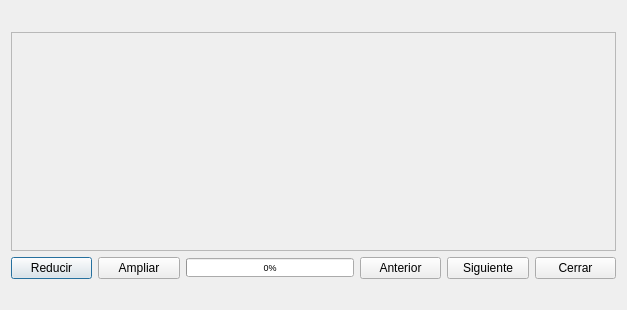
moisesPastor/GPWS, file ventanaSecundaria.ui: the form before one commit.
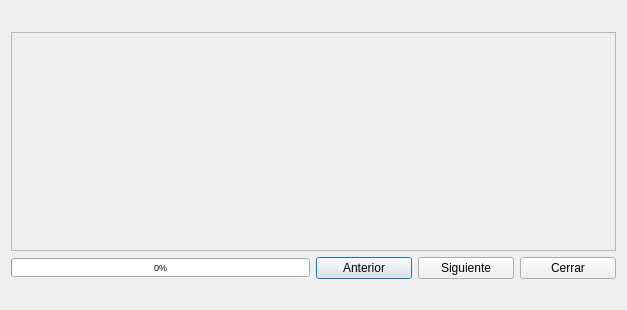
The form after the commit.

Commit message: mi primer commit

Diff of the .ui file:
```diff
--- a/ventanaSecundaria.ui
+++ b/ventanaSecundaria.ui
@@ -20,7 +20,14 @@
    <string>Dialog</string>
   </property>
   <layout class="QGridLayout" name="gridLayout">
-   <item row="0" column="0" colspan="4">
+   <item row="3" column="1">
+    <widget class="QLabel" name="labelX">
+     <property name="text">
+      <string/>
+     </property>
+    </widget>
+   </item>
+   <item row="0" column="0" colspan="3">
     <widget class="QLabel" name="labelNombreImg">
      <property name="font">
       <font>
@@ -32,7 +39,7 @@
      </property>
     </widget>
    </item>
-   <item row="1" column="0" colspan="7">
+   <item row="1" column="0" colspan="6">
     <widget class="QScrollArea" name="scrollAreaVentana2">
      <property name="mouseTracking">
       <bool>false</bool>
@@ -55,21 +62,35 @@
      </widget>
     </widget>
    </item>
-   <item row="2" column="0">
-    <widget class="QPushButton" name="botonZoomMenos">
+   <item row="3" column="2">
+    <widget class="QLabel" name="labelY">
      <property name="text">
-      <string>Reducir</string>
+      <string/>
      </property>
     </widget>
    </item>
-   <item row="2" column="1">
-    <widget class="QPushButton" name="botonZoomMas">
+   <item row="2" column="3">
+    <widget class="QPushButton" name="botonSiguienteIzq">
      <property name="text">
-      <string>Ampliar</string>
+      <string>Anterior</string>
      </property>
     </widget>
    </item>
-   <item row="2" column="2" colspan="2">
+   <item row="2" column="5">
+    <widget class="QPushButton" name="botonCerrarVentana2">
+     <property name="text">
+      <string>Cerrar</string>
+     </property>
+    </widget>
+   </item>
+   <item row="2" column="4">
+    <widget class="QPushButton" name="botonSiguienteDer">
+     <property name="text">
+      <string>Siguiente</string>
+     </property>
+    </widget>
+   </item>
+   <item row="2" column="0" colspan="3">
     <widget class="QProgressBar" name="barProb">
      <property name="font">
       <font>
@@ -87,41 +108,6 @@
      </property>
     </widget>
    </item>
-   <item row="2" column="4">
-    <widget class="QPushButton" name="botonSiguienteIzq">
-     <property name="text">
-      <string>Anterior</string>
-     </property>
-    </widget>
-   </item>
-   <item row="2" column="5">
-    <widget class="QPushButton" name="botonSiguienteDer">
-     <property name="text">
-      <string>Siguiente</string>
-     </property>
-    </widget>
-   </item>
-   <item row="2" column="6">
-    <widget class="QPushButton" name="botonCerrarVentana2">
-     <property name="text">
-      <string>Cerrar</string>
-     </property>
-    </widget>
-   </item>
-   <item row="3" column="2">
-    <widget class="QLabel" name="labelX">
-     <property name="text">
-      <string/>
-     </property>
-    </widget>
-   </item>
-   <item row="3" column="3">
-    <widget class="QLabel" name="labelY">
-     <property name="text">
-      <string/>
-     </property>
-    </widget>
-   </item>
   </layout>
  </widget>
  <resources/>
```
The commit also changes 2 other files.
